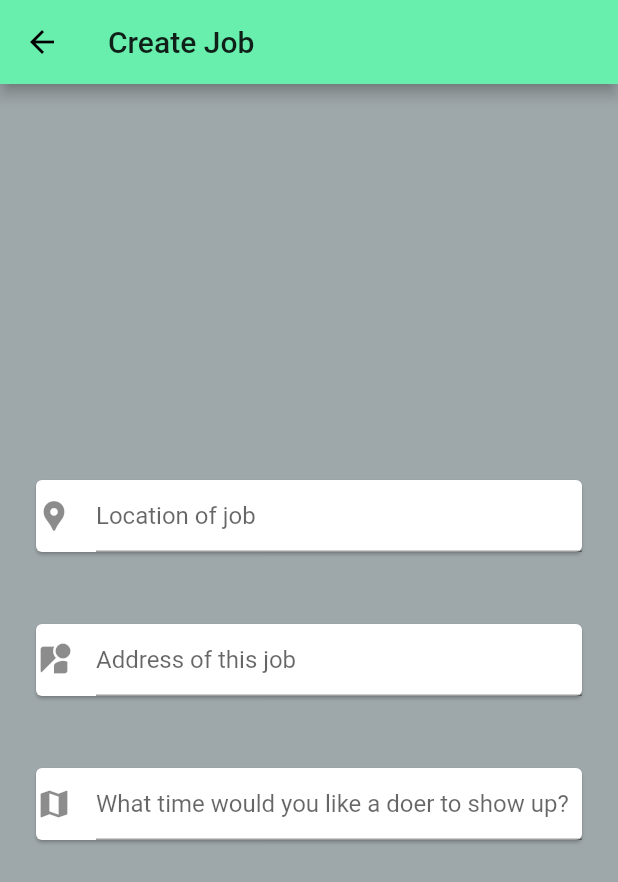
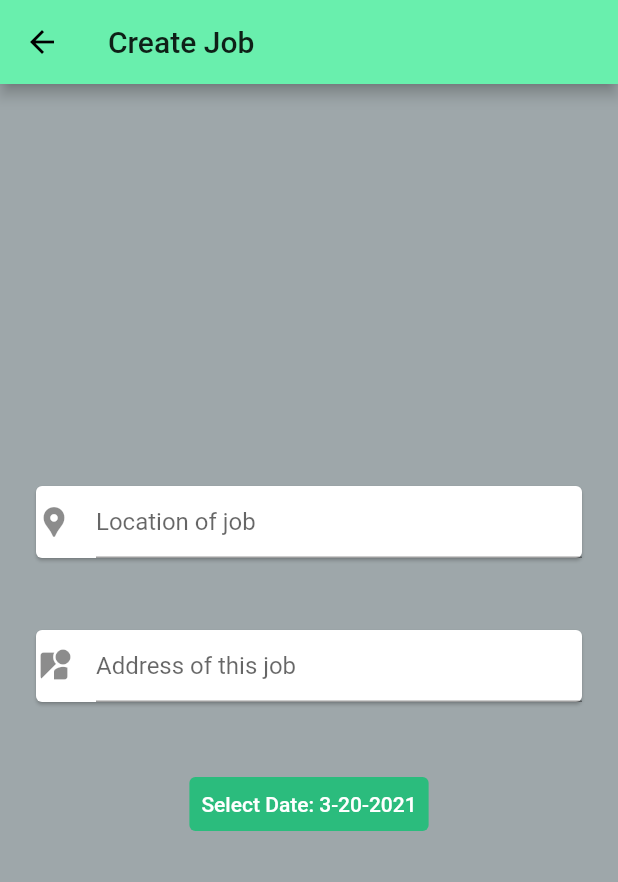
Before and after one commit to LuisDLF98/doers_app, a Flutter app: the DetailsScreen screen opened directly, on a phone screen of 412 x 824 dp. Shown: the top 882 px of the screen. Run offline on Flutter 3.47's test engine with Material 2 defaults, Android fonts, the light colour scheme and no system bars; our stand-ins replace animated_text_kit, cloud_firestore, firebase_core, google_sign_in, modal_progress_hud; accounts and stored records are empty.

Commit message:
Added datetimepicker button

```diff
--- a/lib/Screens/details_screen.dart
+++ b/lib/Screens/details_screen.dart
@@ -48,18 +48,6 @@ class _DetailsScreen extends State<DetailsScreen> {
         });
     }
 
-    Color getColor(Set<MaterialState> states) {
-      const Set<MaterialState> interactiveStates = <MaterialState>{
-        MaterialState.pressed,
-        MaterialState.hovered,
-        MaterialState.focused,
-      };
-      if (states.any(interactiveStates.contains)) {
-        return color[100];
-      }
-      return color[200];
-    }
-
     return Scaffold(
       appBar: AppBar(
         title: Text('Create Job'),
@@ -93,12 +81,12 @@ class _DetailsScreen extends State<DetailsScreen> {
             ),
             Padding(
               padding: EdgeInsets.all(20.0),
-              child: Card(
-                child: TextField(
-                  decoration: const InputDecoration(
-                    icon: Icon(Icons.map),
-                    hintText: 'What time would you like a doer to show up?',
-                  ),
+              child: TextButton(
+                onPressed: () => _selectDate(context),
+                child: Text("Select Date: ${widget.selectedDate.month.toString()}-${widget.selectedDate.day.toString()}-${widget.selectedDate.year.toString()}"),
+                style: TextButton.styleFrom(
+                  primary: color[300],
+                  backgroundColor: color[200],
                 ),
               ),
             ),
```
